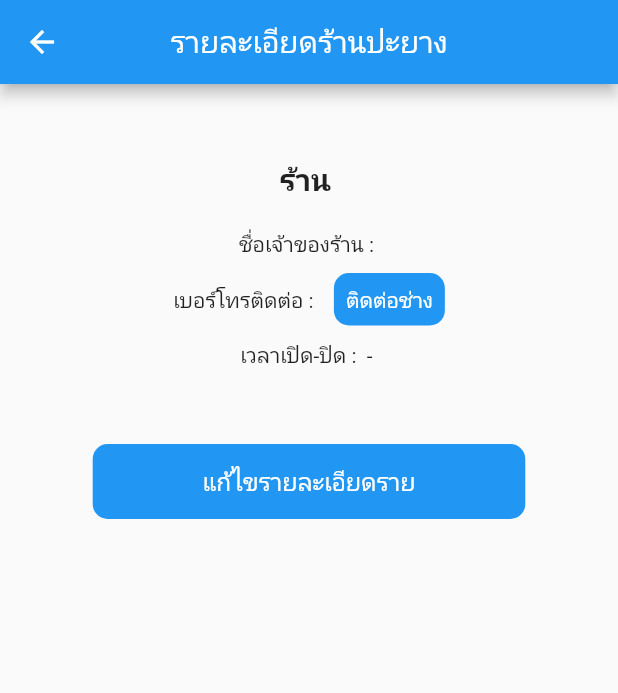
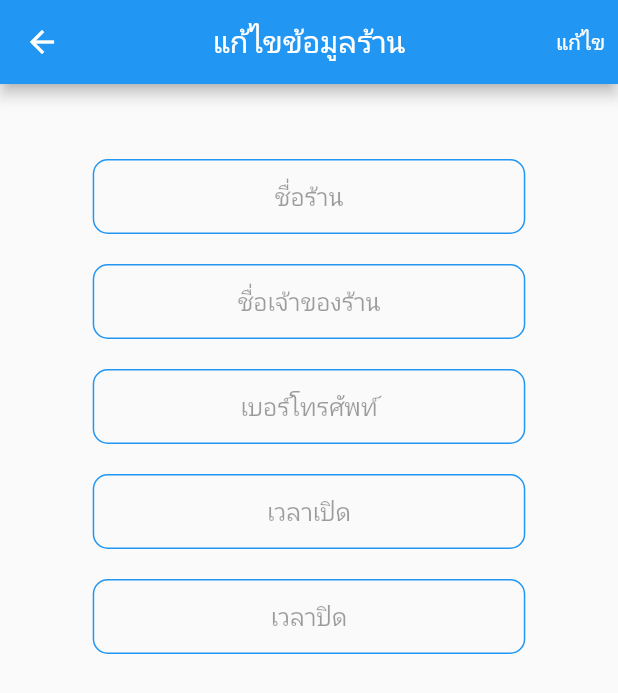
Before and after one commit to Ozarkk191/recapMaps, a Flutter app: the ShopDetail screen opened directly with empty values, after a tap on "แก้ไขรายละเอียดราย", on a phone screen of 412 x 824 dp. Shown: the top 693 px of the screen. Run offline on Flutter 3.47's test engine with Material 2 defaults, Android fonts, the phone set to English and light mode, and no system bars; our stand-ins replace cloud_firestore, firebase_auth, firebase_core, geolocator, google_maps_flutter, permission_handler; missing offline and left inert: flutter_phone_direct_caller; accounts and stored records are empty.

Commit message:
edit data

```diff
--- a/lib/src/pages/login_page.dart
+++ b/lib/src/pages/login_page.dart
@@ -86,9 +86,10 @@ class _LoginPageState extends State<LoginPage> {
         children: [
           SizedBox(
             width: MediaQuery.of(context).size.width,
+            child: SingleChildScrollView(
               child: Column(
-              mainAxisAlignment: MainAxisAlignment.center,
                 children: [
+                  const SizedBox(height: 100),
                   Image.asset(
                     "assets/logo.png",
                     width: 150,
@@ -97,6 +98,7 @@ class _LoginPageState extends State<LoginPage> {
                   RCMTextfield(
                     controller: email,
                     hintText: "Username",
+                    keyboardType: TextInputType.emailAddress,
                   ),
                   const SizedBox(height: 20),
                   RCMTextfield(
@@ -112,6 +114,7 @@ class _LoginPageState extends State<LoginPage> {
                 ],
               ),
             ),
+          ),
           Visibility(
             visible: loading,
             child: const Center(
--- a/lib/src/pages/register_page.dart
+++ b/lib/src/pages/register_page.dart
@@ -133,6 +133,7 @@ class _RegisterPageState extends State<RegisterPage> {
                     RCMTextfield(
                       controller: email,
                       hintText: "Email",
+                      keyboardType: TextInputType.emailAddress,
                     ),
                     const SizedBox(height: 20),
                     RCMTextfield(
@@ -154,6 +155,8 @@ class _RegisterPageState extends State<RegisterPage> {
                     RCMTextfield(
                       controller: shopPhone,
                       hintText: "เบอร์โทรร้าน",
+                      maxLength: 10,
+                      keyboardType: TextInputType.number,
                     ),
                     const SizedBox(height: 20),
                     RCMTextfield(
--- a/lib/src/pages/shop/shop_detail.dart
+++ b/lib/src/pages/shop/shop_detail.dart
@@ -1,6 +1,7 @@
 import 'package:flutter/material.dart';
 import 'package:flutter_phone_direct_caller/flutter_phone_direct_caller.dart';
 import 'package:recap_maps/src/model/shop_model.dart';
+import 'package:recap_maps/src/pages/shop/shop_edit_detail.dart';
 import 'package:recap_maps/src/widgets/button/rcm_button.dart';
 
 class ShopDetail extends StatefulWidget {
@@ -85,7 +86,16 @@ class _ShopDetailState extends State<ShopDetail> {
                 visible: widget.myUid == widget.shop.uid,
                 child: RCMButton(
                   title: "แก้ไขรายละเอียดราย",
-                  onTap: () {},
+                  onTap: () {
+                    Navigator.push(
+                      context,
+                      MaterialPageRoute(
+                        builder: (context) => ShopEditDetail(
+                          shop: widget.shop,
+                        ),
+                      ),
+                    );
+                  },
                 ),
               ),
             ],
--- /dev/null
+++ b/lib/src/pages/shop/shop_edit_detail.dart
@@ -0,0 +1,162 @@
+import 'package:cloud_firestore/cloud_firestore.dart';
+import 'package:flutter/material.dart';
+import 'package:recap_maps/src/model/shop_model.dart';
+import 'package:recap_maps/src/widgets/button/rcm_button.dart';
+import 'package:recap_maps/src/widgets/textfield/rcm_textfield.dart';
+
+class ShopEditDetail extends StatefulWidget {
+  final ShopModel shop;
+  const ShopEditDetail({
+    Key? key,
+    required this.shop,
+  }) : super(key: key);
+
+  @override
+  State<ShopEditDetail> createState() => _ShopEditDetailState();
+}
+
+class _ShopEditDetailState extends State<ShopEditDetail> {
+  TextEditingController shopName = TextEditingController();
+  TextEditingController shopOwner = TextEditingController();
+  TextEditingController shopPhone = TextEditingController();
+  TextEditingController open = TextEditingController();
+  TextEditingController close = TextEditingController();
+  bool edit = false;
+  bool loading = false;
+
+  @override
+  void initState() {
+    shopName.text = widget.shop.shopName!;
+    shopOwner.text = widget.shop.shopOwner!;
+    shopPhone.text = widget.shop.shopPhone!;
+    open.text = widget.shop.open!;
+    close.text = widget.shop.close!;
+    super.initState();
+  }
+
+  @override
+  void dispose() {
+    shopName.dispose();
+    shopOwner.dispose();
+    shopPhone.dispose();
+    open.dispose();
+    close.dispose();
+    super.dispose();
+  }
+
+  @override
+  Widget build(BuildContext context) {
+    return Scaffold(
+      appBar: AppBar(
+        title: const Text("แก้ไขข้อมูลร้าน"),
+        centerTitle: true,
+        actions: [
+          Visibility(
+            visible: !edit,
+            child: Center(
+              child: InkWell(
+                onTap: () {
+                  setState(() {
+                    edit = true;
+                  });
+                },
+                child: const SizedBox(
+                  width: 50,
+                  height: 50,
+                  child: Center(
+                    child: Text("แก้ไข"),
+                  ),
+                ),
+              ),
+            ),
+          ),
+        ],
+      ),
+      body: SafeArea(
+        child: Stack(
+          children: [
+            SingleChildScrollView(
+              child: SizedBox(
+                width: MediaQuery.of(context).size.width,
+                child: Column(
+                  children: [
+                    const SizedBox(height: 50),
+                    RCMTextfield(
+                      controller: shopName,
+                      enabled: edit,
+                      hintText: "ชื่อร้าน",
+                    ),
+                    const SizedBox(height: 20),
+                    RCMTextfield(
+                      controller: shopOwner,
+                      enabled: edit,
+                      hintText: "ชื่อเจ้าของร้าน",
+                    ),
+                    const SizedBox(height: 20),
+                    RCMTextfield(
+                      controller: shopPhone,
+                      enabled: edit,
+                      maxLength: 10,
+                      keyboardType: TextInputType.number,
+                      hintText: "เบอร์โทรศัพท์",
+                    ),
+                    const SizedBox(height: 20),
+                    RCMTextfield(
+                      controller: open,
+                      enabled: edit,
+                      hintText: "เวลาเปิด",
+                    ),
+                    const SizedBox(height: 20),
+                    RCMTextfield(
+                      controller: close,
+                      enabled: edit,
+                      hintText: "เวลาปิด",
+                    ),
+                    const SizedBox(height: 50),
+                    Visibility(
+                      visible: edit,
+                      child: RCMButton(
+                        onTap: updateData,
+                        title: "บันทึก",
+                      ),
+                    ),
+                    const SizedBox(height: 20),
+                  ],
+                ),
+              ),
+            ),
+            Visibility(
+              visible: loading,
+              child: const Center(
+                child: CircularProgressIndicator(),
+              ),
+            ),
+          ],
+        ),
+      ),
+    );
+  }
+
+  void updateData() async {
+    setState(() {
+      loading = true;
+    });
+    FirebaseFirestore firestore = FirebaseFirestore.instance;
+    firestore.collection("Shop").doc(widget.shop.uid).update({
+      "shopName": shopName.text,
+      "shopOwner": shopOwner.text,
+      "shopPhone": shopPhone.text,
+      "open": open.text,
+      "close": close.text
+    }).then((value) {
+      const snackBar = SnackBar(
+        content: Text('แก้ไขข้อมูลร้านเรียบร้อยแล้ว'),
+      );
+      ScaffoldMessenger.of(context).showSnackBar(snackBar);
+      setState(() {
+        edit = false;
+        loading = false;
+      });
+    });
+  }
+}
--- a/lib/src/widgets/textfield/rcm_textfield.dart
+++ b/lib/src/widgets/textfield/rcm_textfield.dart
@@ -5,6 +5,8 @@ class RCMTextfield extends StatelessWidget {
   final String hintText;
   final bool enabled;
   final bool obscureText;
+  final TextInputType keyboardType;
+  final int? maxLength;
 
   const RCMTextfield({
     Key? key,
@@ -12,6 +14,8 @@ class RCMTextfield extends StatelessWidget {
     this.hintText = "",
     this.enabled = true,
     this.obscureText = false,
+    this.keyboardType = TextInputType.text,
+    this.maxLength,
   }) : super(key: key);
 
   @override
@@ -29,11 +33,14 @@ class RCMTextfield extends StatelessWidget {
       child: TextField(
         controller: controller,
         enabled: enabled,
+        maxLength: maxLength,
         obscureText: obscureText,
+        keyboardType: keyboardType,
         textAlign: TextAlign.center,
         decoration: InputDecoration(
           border: InputBorder.none,
           hintText: hintText,
+          counterText: "",
           contentPadding: const EdgeInsets.fromLTRB(20, 0, 20, 0),
         ),
       ),
```
Lines whose indentation alone changed are shown as unchanged.
